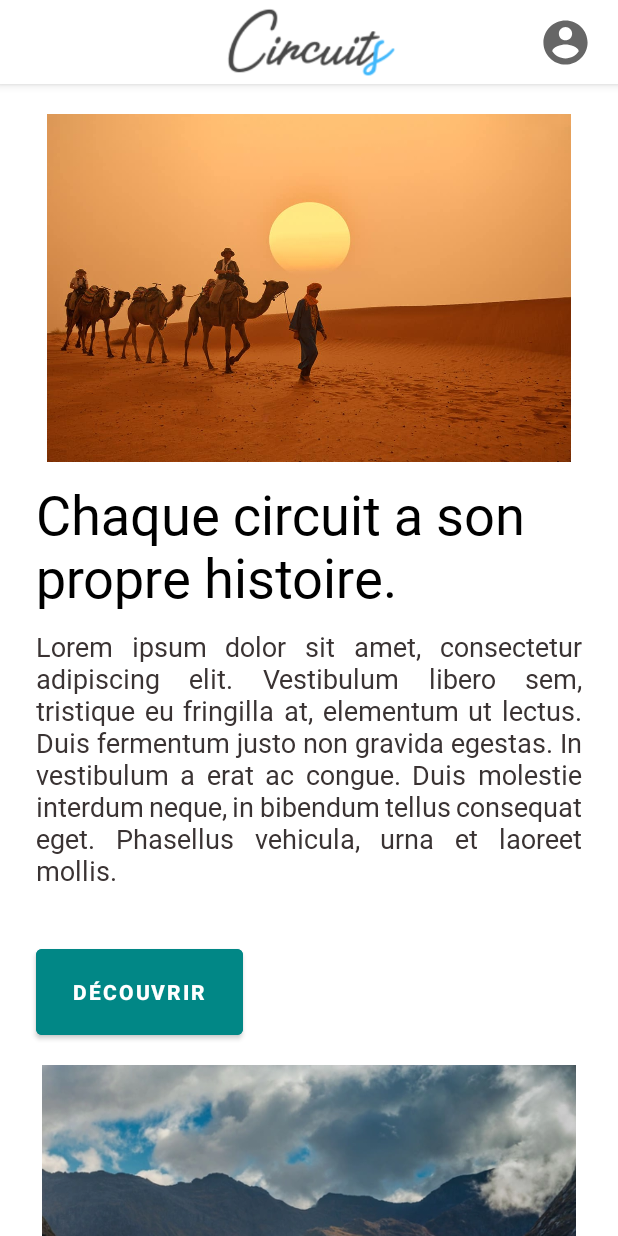
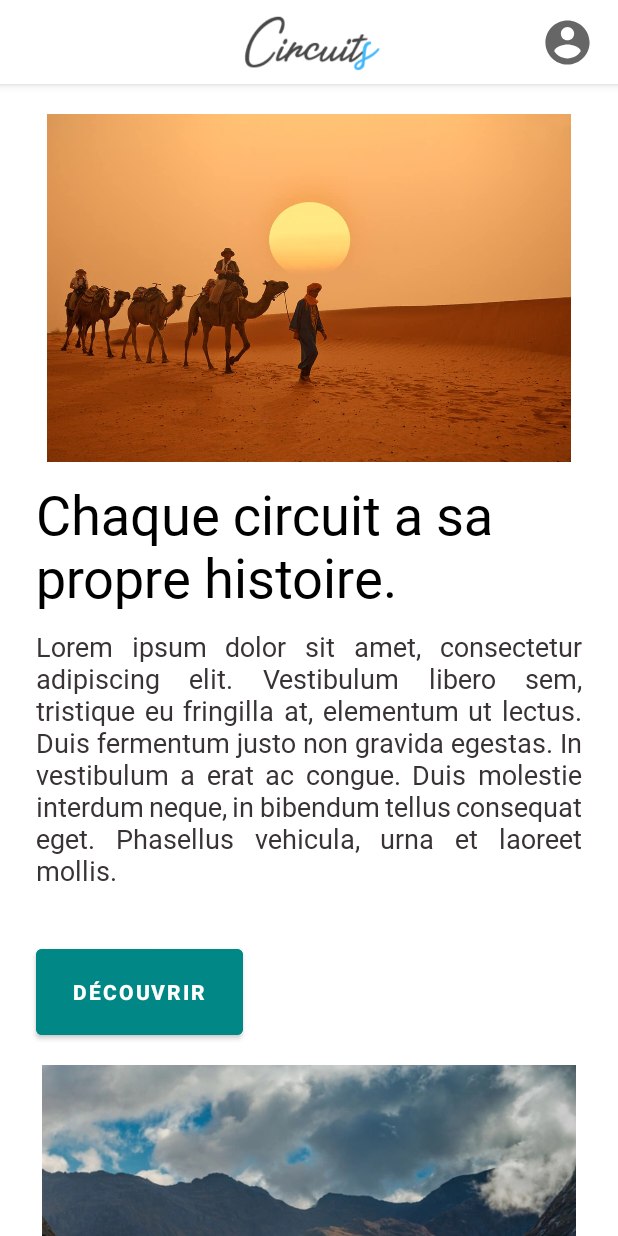
Before and after one commit to rjmo/Circuits, an Android app: the screen it shows after launch (AccueilActivity), on a phone screen of 412 x 824 dp. Run offline under Robolectric (Android 15) with nearby library versions, the light colour scheme and no system bars.

Commit message:
français

```diff
--- a/app/src/main/res/layout/activity_accueil.xml
+++ b/app/src/main/res/layout/activity_accueil.xml
@@ -31,26 +31,24 @@
 
             <ImageView
                 android:id="@+id/imageView4"
-                android:layout_width="332dp"
-                android:layout_height="56dp"
+                android:layout_width="299dp"
+                android:layout_height="45dp"
                 app:layout_constraintBottom_toBottomOf="parent"
                 app:layout_constraintEnd_toEndOf="@+id/toolbarr"
-                app:layout_constraintHorizontal_bias="0.493"
                 app:layout_constraintStart_toStartOf="@+id/toolbarr"
                 app:layout_constraintTop_toTopOf="parent"
-                app:layout_constraintVertical_bias="0.0"
+                app:layout_constraintVertical_bias="0.545"
                 app:srcCompat="@drawable/logo4bar" />
 
             <ImageView
                 android:id="@+id/imageView2"
                 android:layout_width="35dp"
                 android:layout_height="35dp"
-                android:layout_marginStart="320dp"
                 android:onClick="loginCircuit"
                 app:layout_constraintBottom_toBottomOf="parent"
                 app:layout_constraintEnd_toEndOf="@+id/toolbarr"
-                app:layout_constraintHorizontal_bias="0.0"
-                app:layout_constraintStart_toStartOf="@+id/imageView4"
+                app:layout_constraintHorizontal_bias="0.957"
+                app:layout_constraintStart_toStartOf="@+id/toolbarr"
                 app:layout_constraintTop_toTopOf="parent"
                 app:layout_constraintVertical_bias="0.523"
                 app:srcCompat="@drawable/ic_baseline_account_circle_24" />
@@ -98,7 +96,7 @@
                 android:layout_marginTop="10dp"
                 android:layout_marginEnd="24dp"
                 android:fontFamily="@font/roboto"
-                android:text="Chaque circuit a son propre histoire."
+                android:text="Chaque circuit a sa propre histoire."
                 android:textAlignment="textStart"
                 android:textColor="#000000"
                 android:textSize="36sp" />
```
